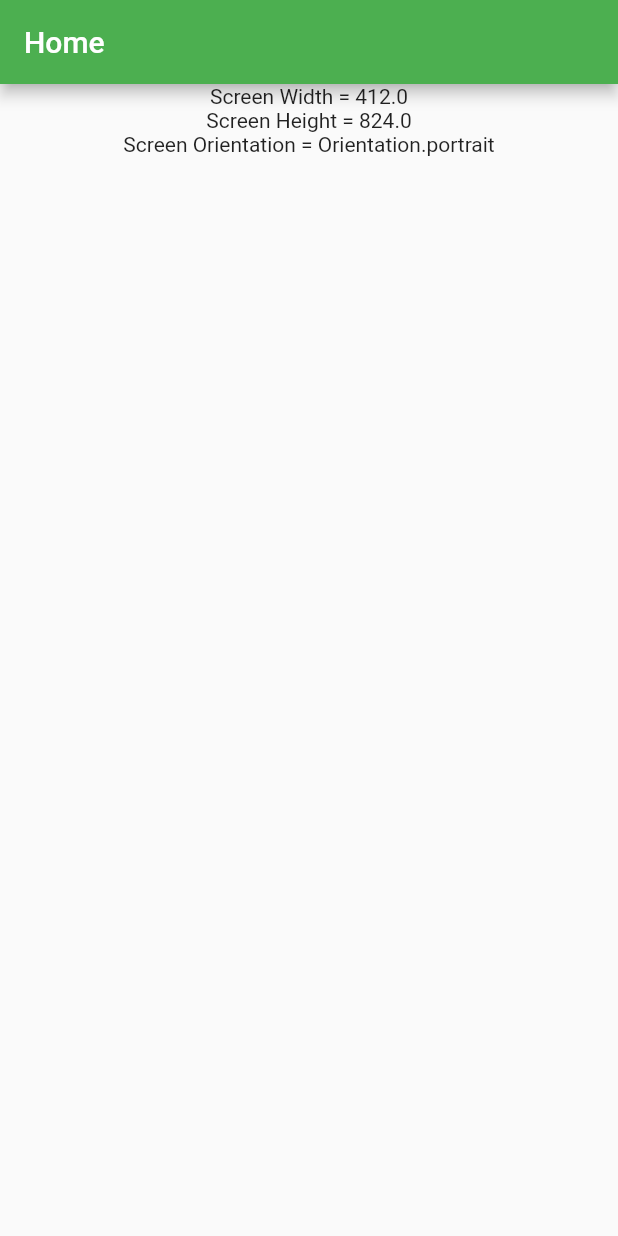
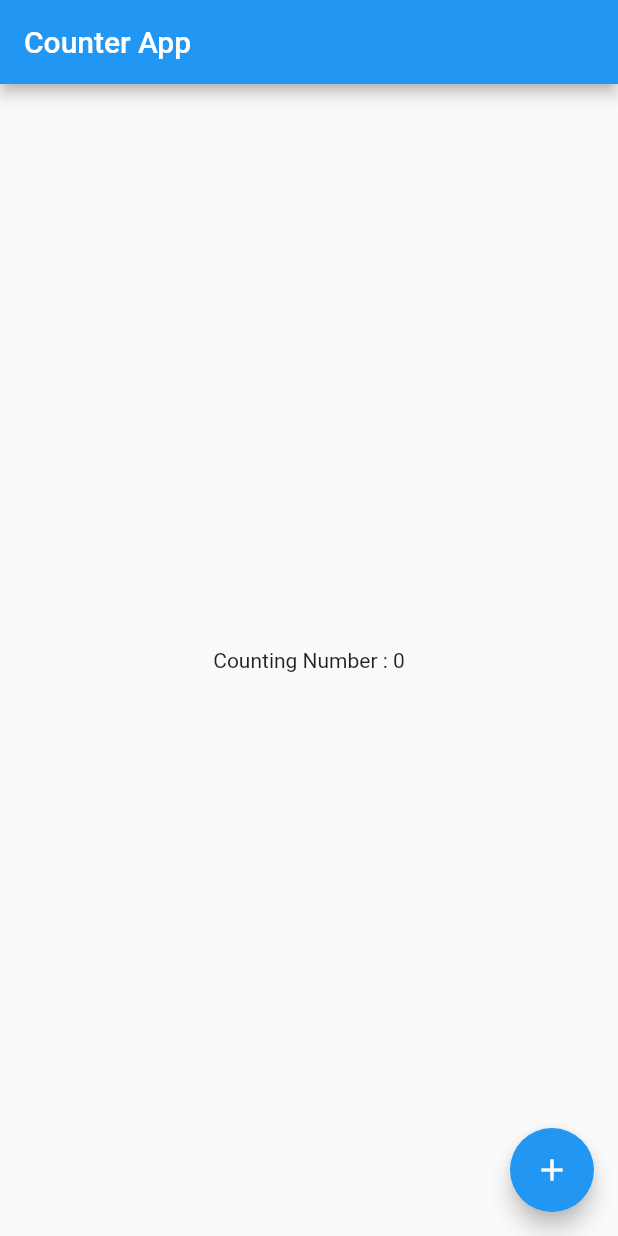
Before and after one commit to shamilirfan/learningFlutter, a Flutter app: the screen it shows after launch, on a phone screen of 412 x 824 dp. Run offline on Flutter 3.47's test engine with Material 3 defaults, Android fonts, the phone set to English and light mode, and no system bars.

Commit message:
Counter App

```diff
--- a/lib/main.dart
+++ b/lib/main.dart
@@ -1,6 +1,6 @@
 import 'package:flutter/material.dart';
 
-void main() {
+main() {
   runApp(const MyApp());
 }
 
@@ -10,33 +10,37 @@ class MyApp extends StatelessWidget {
   @override
   Widget build(BuildContext context) {
     return MaterialApp(
+      theme: ThemeData(primarySwatch: Colors.teal, useMaterial3: false),
+      debugShowCheckedModeBanner: false,
       home: HomePage(),
-      theme: ThemeData(primarySwatch: Colors.green, useMaterial3: false),
-      debugShowCheckedModeBanner: false,
     );
   }
 }
 
-class HomePage extends StatelessWidget {
+class HomePage extends StatefulWidget {
   const HomePage({super.key});
 
   @override
+  State<StatefulWidget> createState() {
+    return HomePageUI();
+  }
+}
+
+class HomePageUI extends State<HomePage> {
+  // count
+  int count = 0;
+  countFunction() => setState(() => count++);
+
+  @override
   Widget build(BuildContext context) {
-    //
-    var width = MediaQuery.of(context).size.width;
-    var height = MediaQuery.of(context).size.height;
-    var orientation = MediaQuery.of(context).orientation;
-
     return Scaffold(
-      appBar: AppBar(title: Text("Home")),
-      body: Center(
-        child: Column(
-          children: [
-            Text("Screen Width = $width"),
-            Text("Screen Height = $height"),
-            Text("Screen Orientation = $orientation"),
-          ],
-        ),
+      appBar: AppBar(title: Text("Counter App"), backgroundColor: Colors.blue),
+      body: Center(child: Text("Counting Number : $count")),
+      floatingActionButton: FloatingActionButton(
+        onPressed: () => countFunction(),
+        backgroundColor: Colors.blue,
+        hoverColor: Colors.green,
+        child: Icon(Icons.add),
       ),
     );
   }
```
Also changed, not shown: resorce/MediaQuery.dart (+11 -2 lines), resorce/widgets.dart (+7 -0 lines).
